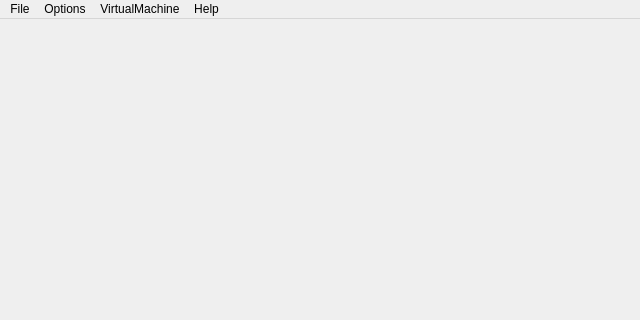
This is Source/ui_unix/Qt_ui/mainwindow.ui in jpd002/Play- as Qt 5 draws it before an edit; both pictures show x 0 to 640 and y 0 to 320 of the 640 by 512 pixel window. The edited form follows.
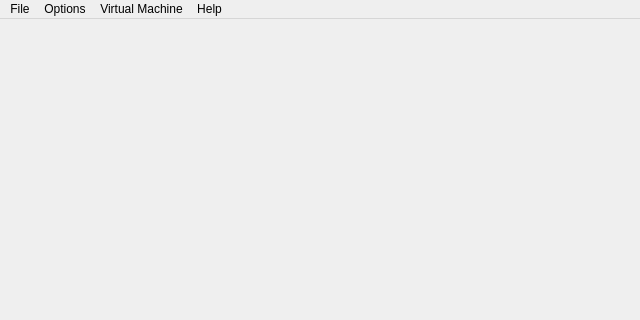
This is the edited form. Icons and pictures are not drawn.

Commit message: Fix menu title.

```diff
--- a/Source/ui_unix/Qt_ui/mainwindow.ui
+++ b/Source/ui_unix/Qt_ui/mainwindow.ui
@@ -65,7 +65,7 @@
    </widget>
    <widget class="QMenu" name="menuVirtualMachine">
     <property name="title">
-     <string>VirtualMachine</string>
+     <string>Virtual Machine</string>
     </property>
     <widget class="QMenu" name="menuSave_States">
      <property name="title">
```
